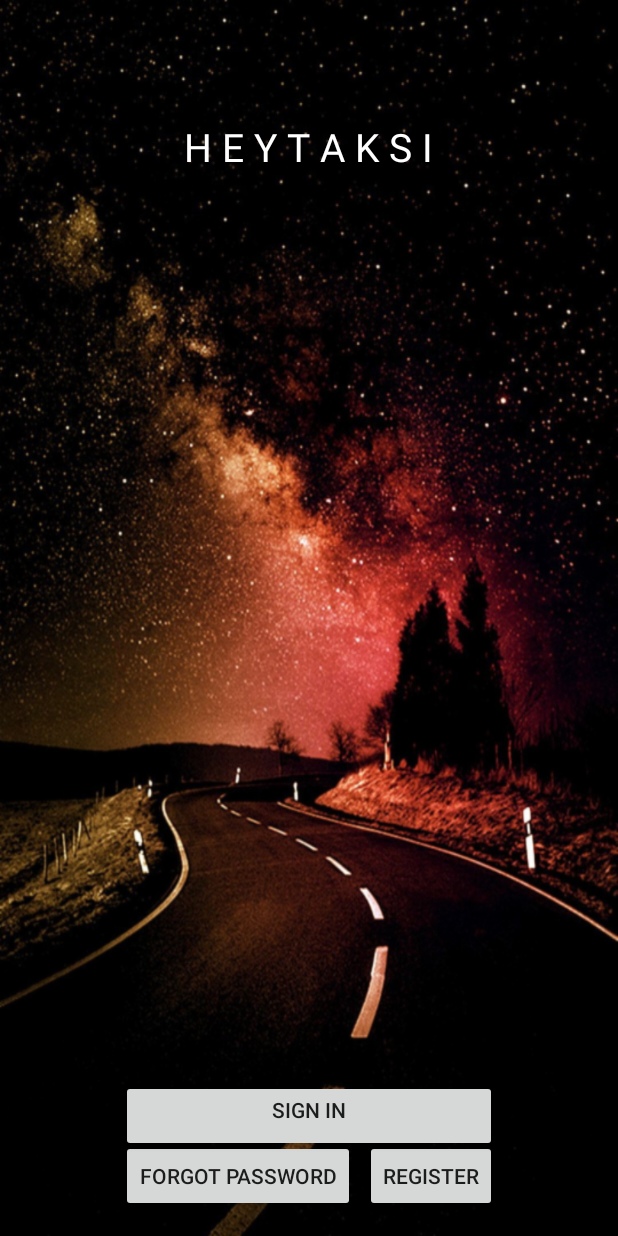
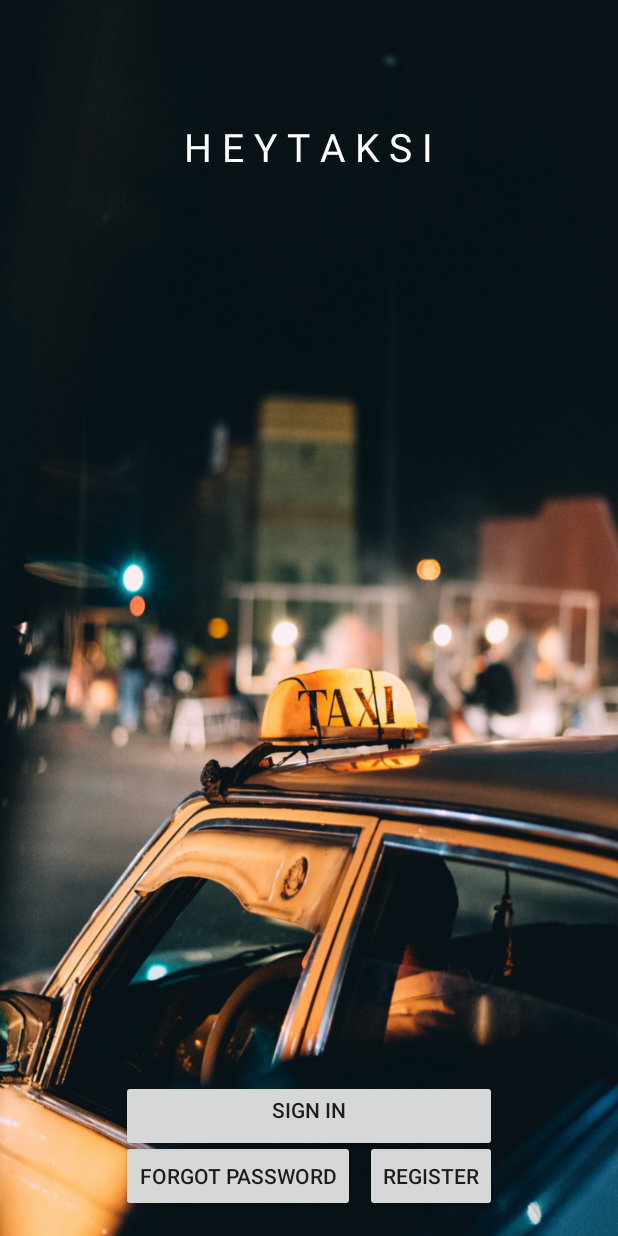
Before and after one commit to Cem-Gulec/HeyTaksi, an Android app: the screen it shows after launch (MainActivity), on a phone screen of 412 x 824 dp. Run offline under Robolectric (Android 15) with nearby library versions, the phone set to English and light mode, and no system bars; our stand-ins replace Firebase (no records; nobody signed in at launch, a user with empty details on screens opened directly); libraries missing offline, so code that uses them is left out: com.rengwuxian.materialedittext.

Commit message:
09.08 - 11.40

```diff
--- a/app/src/main/java/com/example/cem/cardsimulator/MapsActivity.java
+++ b/app/src/main/java/com/example/cem/cardsimulator/MapsActivity.java
@@ -42,6 +42,7 @@ public class MapsActivity extends FragmentActivity implements OnMapReadyCallback
 
     @Override
     protected void onCreate(Bundle savedInstanceState) {
+
         super.onCreate(savedInstanceState);
         setContentView(R.layout.activity_maps);
         SupportMapFragment mapFragment = (SupportMapFragment) getSupportFragmentManager()
@@ -116,9 +117,9 @@ public class MapsActivity extends FragmentActivity implements OnMapReadyCallback
         mMap = googleMap;
 
         // Add a marker in Sydney and move the camera
-        LatLng turkey = new LatLng(41, 29);
+        LatLng turkey = new LatLng(41.08181, 29.01584);
         mMap.addMarker(new MarkerOptions().position(turkey).title("Marker in Turkey"));
-        mMap.moveCamera(CameraUpdateFactory.newLatLng(turkey));
+        mMap.moveCamera(CameraUpdateFactory.newLatLngZoom(turkey, 15));
 
         if (ActivityCompat.checkSelfPermission(this, Manifest.permission.ACCESS_FINE_LOCATION) == PackageManager.PERMISSION_GRANTED ) {
 
--- /dev/null
+++ b/app/src/main/java/com/example/cem/cardsimulator/Splash.java
@@ -0,0 +1,17 @@
+package com.example.cem.cardsimulator;
+
+import android.content.Intent;
+import android.os.Bundle;
+import android.support.v7.app.AppCompatActivity;
+
+public class Splash extends AppCompatActivity {
+
+    @Override
+    protected void onCreate(Bundle savedInstanceState) {
+        super.onCreate(savedInstanceState);
+
+        Intent i = new Intent(Splash.this, MainActivity.class);
+        startActivity(i);
+
+    }
+}
--- a/app/src/main/res/layout/activity_main.xml
+++ b/app/src/main/res/layout/activity_main.xml
@@ -4,7 +4,7 @@
     xmlns:tools="http://schemas.android.com/tools"
     android:layout_width="match_parent"
     android:layout_height="match_parent"
-    android:background="@drawable/resim2"
+    android:background="@drawable/taxi_auto_city_122356_1080x1920"
     android:id="@+id/rootLayout"
     tools:context=".MainActivity">
 
```
Also changed, not shown: app/src/main/AndroidManifest.xml (+6 -2 lines), app/src/main/java/com/example/cem/cardsimulator/MainActivity.java (+9 -1 lines), app/src/main/res/drawable/splash_screen.xml (added, +9 -0 lines).
